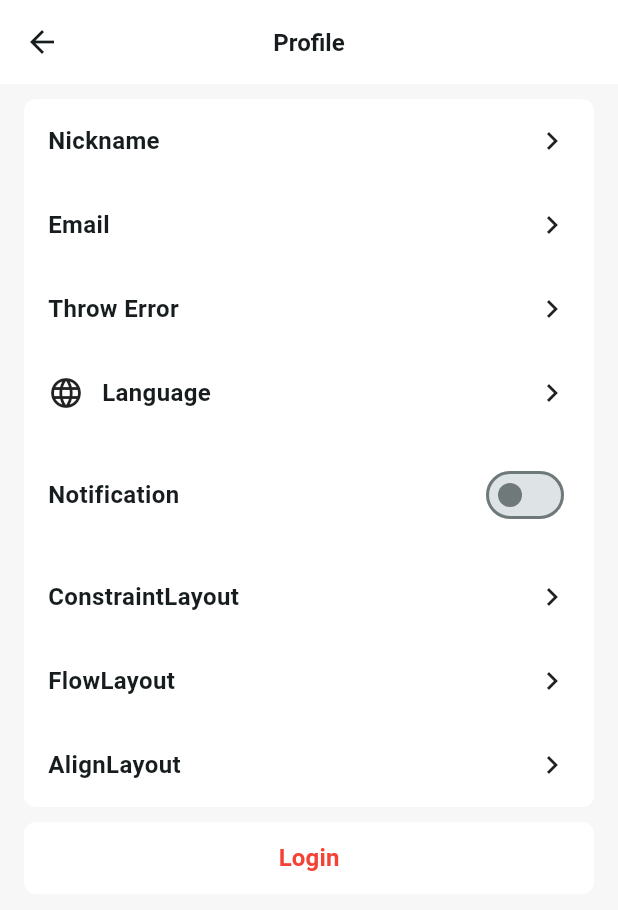
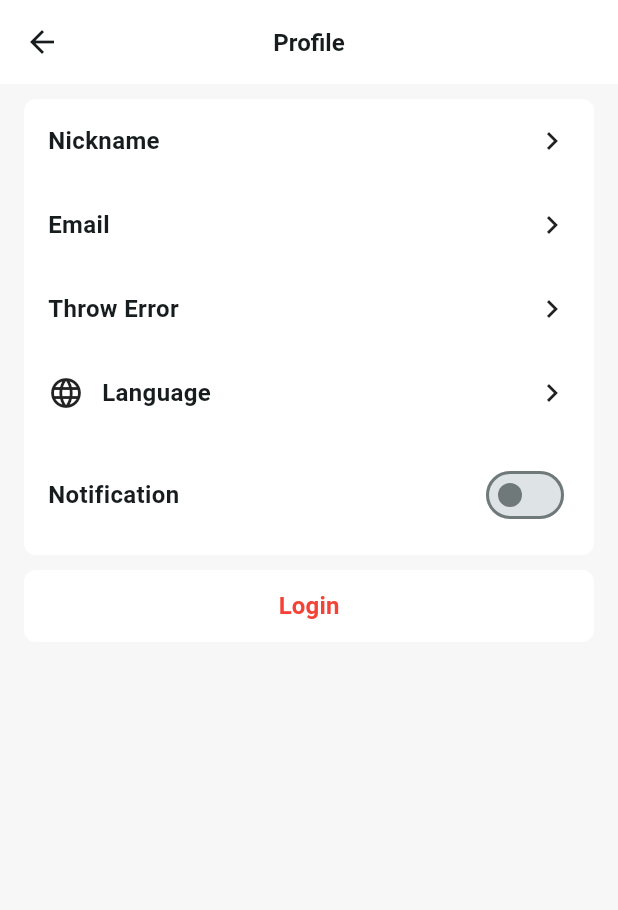
Before and after one commit to zrheasy/Flutter-Study-Project, a Flutter app: the UserPage screen opened directly with empty values, on a phone screen of 412 x 824 dp. Shown: the top 910 px of the screen. Run offline on Flutter 3.47's test engine with Material 2 defaults, Android fonts, the phone set to English and light mode, and no system bars.

```diff
--- a/lib/main.dart
+++ b/lib/main.dart
@@ -8,8 +8,10 @@ import 'package:flutter_demo/page/align_layout.dart';
 import 'package:flutter_demo/page/constraint_layout.dart';
 import 'package:flutter_demo/page/flow_layout.dart';
 import 'package:flutter_demo/page/home.dart';
+import 'package:flutter_demo/page/list_view.dart';
 import 'package:flutter_demo/page/login_page.dart';
 import 'package:flutter_demo/page/user_page.dart';
+import 'package:flutter_demo/page/widgets_page.dart';
 
 void main() {
   FlutterError.onError = (FlutterErrorDetails details) {
@@ -48,14 +50,16 @@ class MyApp extends StatelessWidget {
               TargetPlatform.android: CupertinoPageTransitionsBuilder(),
               TargetPlatform.iOS: CupertinoPageTransitionsBuilder(),
             })),
-        initialRoute: '/',
+        initialRoute: 'widgets',
         routes: {
           '/': (context) => const HomePage(),
           'user': (context) => UserPage(user: (context.args as User)),
           'login': (context) => const LoginPage(),
+          'widgets': (context) => const WidgetsPage(),
           'constraint_layout': (context) => const ConstraintLayoutPage(),
           'flow_layout': (context) => const FlowLayoutPage(),
           'align_layout': (context) => const AlignLayoutPage(),
+          'list_view': (context) => const ListViewPage(),
         });
   }
 }
--- a/lib/page/flow_layout.dart
+++ b/lib/page/flow_layout.dart
@@ -1,6 +1,5 @@
 import 'dart:math';
 
-import 'package:flutter/cupertino.dart';
 import 'package:flutter/material.dart';
 import 'package:flutter_demo/widget/page_scaffold.dart';
 
--- a/lib/page/user_page.dart
+++ b/lib/page/user_page.dart
@@ -3,6 +3,7 @@ import 'package:flutter_demo/extension/context_ext.dart';
 import 'package:flutter_demo/widget/page_scaffold.dart';
 import '../extension/asset_manager.dart';
 import '../data/user.dart';
+import '../widget/common.dart';
 
 class UserPage extends StatefulWidget {
   const UserPage({super.key, required this.user});
@@ -41,9 +42,6 @@ class _UserPageState extends State<UserPage> {
           RowItem(title: 'Throw Error', onClick: () => throw FlutterError('test')),
           IconItem(title: AssetManager.string('language'), icon: Icons.language),
           SwitchItem(title: 'Notification', selected: notificationEnable, onChanged: onNotificationEnable),
-          RowItem(title: 'ConstraintLayout', onClick: () => context.navigate('constraint_layout')),
-          RowItem(title: 'FlowLayout', onClick: () => context.navigate('flow_layout')),
-          RowItem(title: 'AlignLayout', onClick: () => context.navigate('align_layout')),
         ])),
         card(context, TextButton(
             onPressed: () => context.navigate('login'),
@@ -52,70 +50,3 @@ class _UserPageState extends State<UserPage> {
     );
   }
 }
-
-class SwitchItem extends StatelessWidget {
-  const SwitchItem({super.key, required this.title, required this.selected, this.onChanged});
-
-  final bool selected;
-  final String title;
-  final Function(bool)? onChanged;
-
-  @override
-  Widget build(BuildContext context) {
-    return Container(
-      margin: const EdgeInsets.all(16),
-      child: Row(crossAxisAlignment: CrossAxisAlignment.center, children: [
-        Text(title, style: const TextStyle(fontSize: 16, fontWeight: FontWeight.bold)),
-        const Expanded(child: SizedBox()),
-        Switch(value: selected, onChanged: onChanged)
-      ]),
-    );
-  }
-}
-
-class IconItem extends StatelessWidget {
-  const IconItem({super.key, required this.title, required this.icon, this.onClick});
-
-  final String title;
-  final IconData icon;
-  final Function? onClick;
-
-  @override
-  Widget build(BuildContext context) {
-    return InkWell(
-        onTap: () => onClick?.call(),
-        child: Container(
-          margin: const EdgeInsets.all(16),
-          child: Row(crossAxisAlignment: CrossAxisAlignment.center, children: [
-            Icon(icon, size: 24),
-            const SizedBox(width: 12),
-            Text(title, style: const TextStyle(fontSize: 16, fontWeight: FontWeight.bold)),
-            const Expanded(child: SizedBox()),
-            const Icon(Icons.keyboard_arrow_right_outlined)
-          ]),
-        ));
-  }
-}
-
-class RowItem extends StatelessWidget {
-  const RowItem({super.key, required this.title, this.content, this.onClick});
-
-  final String title;
-  final String? content;
-  final Function? onClick;
-
-  @override
-  Widget build(BuildContext context) {
-    return InkWell(
-        onTap: () => onClick?.call(),
-        child: Container(
-          margin: const EdgeInsets.all(16),
-          child: Row(crossAxisAlignment: CrossAxisAlignment.center, children: [
-            Text(title, style: const TextStyle(fontSize: 16, fontWeight: FontWeight.bold)),
-            const Expanded(child: SizedBox()),
-            Text(content ?? ''),
-            const Icon(Icons.keyboard_arrow_right_outlined)
-          ]),
-        ));
-  }
-}
--- /dev/null
+++ b/lib/widget/common.dart
@@ -0,0 +1,69 @@
+
+import 'package:flutter/material.dart';
+
+class SwitchItem extends StatelessWidget {
+  const SwitchItem({super.key, required this.title, required this.selected, this.onChanged});
+
+  final bool selected;
+  final String title;
+  final Function(bool)? onChanged;
+
+  @override
+  Widget build(BuildContext context) {
+    return Container(
+      margin: const EdgeInsets.all(16),
+      child: Row(crossAxisAlignment: CrossAxisAlignment.center, children: [
+        Text(title, style: const TextStyle(fontSize: 16, fontWeight: FontWeight.bold)),
+        const Expanded(child: SizedBox()),
+        Switch(value: selected, onChanged: onChanged)
+      ]),
+    );
+  }
+}
+
+class IconItem extends StatelessWidget {
+  const IconItem({super.key, required this.title, required this.icon, this.onClick});
+
+  final String title;
+  final IconData icon;
+  final Function? onClick;
+
+  @override
+  Widget build(BuildContext context) {
+    return InkWell(
+        onTap: () => onClick?.call(),
+        child: Container(
+          margin: const EdgeInsets.all(16),
+          child: Row(crossAxisAlignment: CrossAxisAlignment.center, children: [
+            Icon(icon, size: 24),
+            const SizedBox(width: 12),
+            Text(title, style: const TextStyle(fontSize: 16, fontWeight: FontWeight.bold)),
+            const Expanded(child: SizedBox()),
+            const Icon(Icons.keyboard_arrow_right_outlined)
+          ]),
+        ));
+  }
+}
+
+class RowItem extends StatelessWidget {
+  const RowItem({super.key, required this.title, this.content, this.onClick});
+
+  final String title;
+  final String? content;
+  final Function? onClick;
+
+  @override
+  Widget build(BuildContext context) {
+    return InkWell(
+        onTap: () => onClick?.call(),
+        child: Container(
+          margin: const EdgeInsets.all(16),
+          child: Row(crossAxisAlignment: CrossAxisAlignment.center, children: [
+            Text(title, style: const TextStyle(fontSize: 16, fontWeight: FontWeight.bold)),
+            const Expanded(child: SizedBox()),
+            Text(content ?? ''),
+            const Icon(Icons.keyboard_arrow_right_outlined)
+          ]),
+        ));
+  }
+}
--- a/lib/widget/page_scaffold.dart
+++ b/lib/widget/page_scaffold.dart
@@ -25,6 +25,7 @@ class PageScaffold extends StatelessWidget {
 
     String text = title??'';
     return AppBar(
+        scrolledUnderElevation: 0,
         backgroundColor: Colors.white,
         leading: buildLeadingButton(context),
         centerTitle: true,
```
Also changed, not shown: lib/page/list_view.dart (added, +51 -0 lines), lib/page/widgets_page.dart (added, +26 -0 lines).
